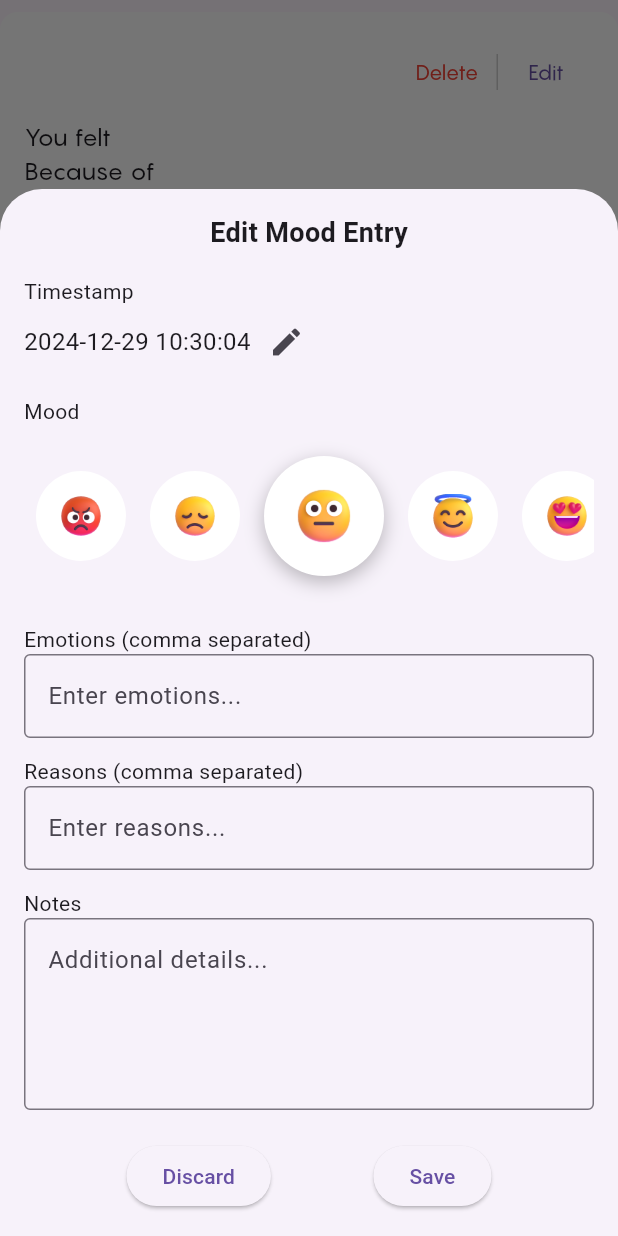
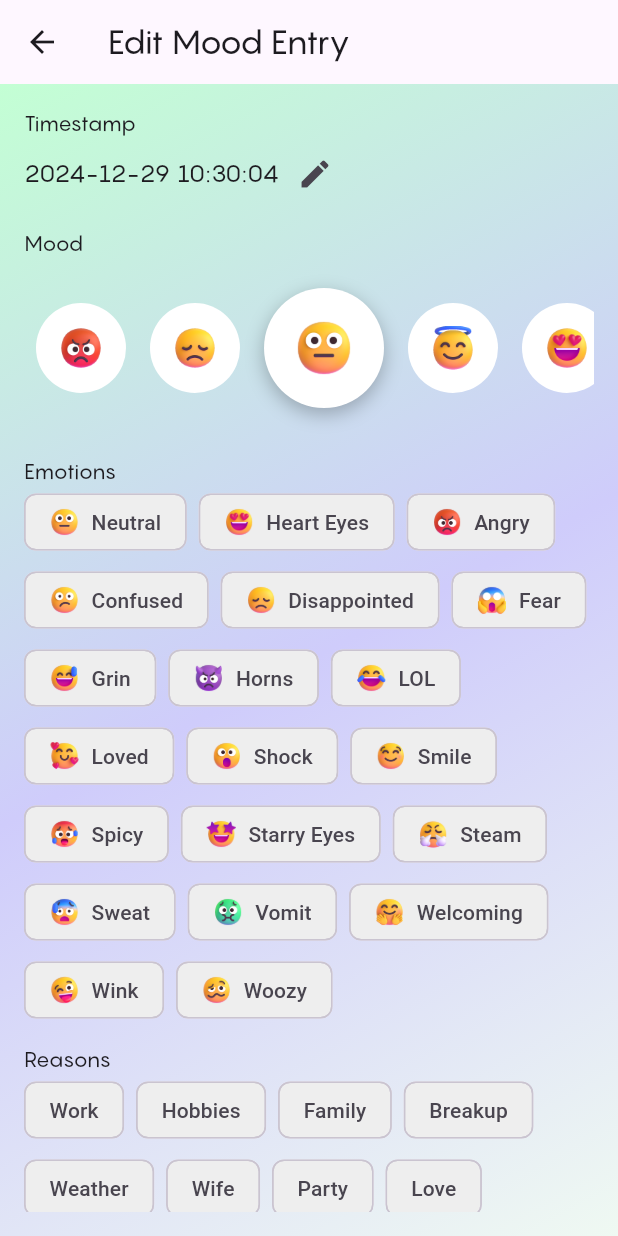
Before and after one commit to khadeejab038/moodbook-app, a Flutter app: the HistoryTile widget shown alone on an empty page, opened directly with empty values, after a tap on "Edit", on a phone screen of 412 x 824 dp. Run offline on Flutter 3.47's test engine with Material 3 defaults, Android fonts, the phone set to English and light mode, and no system bars; our stand-ins replace cloud_firestore, firebase_auth, firebase_core; accounts and stored records are empty.

Commit message:
edit mood entry UI updated. it is now a regular screen instead of a modal. chips for emotions and reasons added. input validation (snackbar shows if no emotion or no reason selected).

```diff
--- a/lib/UI/editMood_popup.dart
+++ /dev/null
@@ -1,238 +0,0 @@
-import 'package:flutter/material.dart';
-import 'package:cloud_firestore/cloud_firestore.dart';
-import '../Models/mood_entry.dart';
-import '../Services/database_services.dart';
-import '../Utils/emoji_data.dart';
-import '../Widgets/date_time_picker.dart'; // Import emoji data
-
-class EditMoodPopup extends StatefulWidget {
-  final DocumentSnapshot moodEntryDoc;
-
-  EditMoodPopup({required this.moodEntryDoc});
-
-  @override
-  _EditMoodPopupState createState() => _EditMoodPopupState();
-}
-
-class _EditMoodPopupState extends State<EditMoodPopup> {
-  late DateTime selectedDateTime;
-  late String selectedMood;
-  late int selectedEmojiIndex;
-  late TextEditingController notesController;
-  late TextEditingController emotionsController;
-  late TextEditingController reasonsController;
-
-  @override
-  void initState() {
-    super.initState();
-    final moodEntry = widget.moodEntryDoc.data() as Map<String, dynamic>;
-
-    // Initialize the values
-    selectedDateTime = (moodEntry['timestamp'] as Timestamp).toDate();
-    selectedMood = moodEntry['mood'];
-    selectedEmojiIndex = getMoodIndex(selectedMood);
-
-    notesController = TextEditingController(text: moodEntry['notes'] ?? '');
-    emotionsController = TextEditingController(
-        text: (moodEntry['emotions'] as List<dynamic>).join(', '));
-    reasonsController = TextEditingController(
-        text: (moodEntry['reasons'] as List<dynamic>).join(', '));
-  }
-
-  @override
-  Widget build(BuildContext context) {
-    return Padding(
-      padding: EdgeInsets.only(
-        left: 16.0,
-        right: 16.0,
-        top: 16.0,
-        bottom: MediaQuery.of(context).viewInsets.bottom + 16.0,
-      ),
-      child: SingleChildScrollView(
-        child: Column(
-          crossAxisAlignment: CrossAxisAlignment.start,
-          mainAxisSize: MainAxisSize.min,
-          children: [
-            Center(
-              child: Text(
-                "Edit Mood Entry",
-                style: TextStyle(
-                  fontSize: 18,
-                  fontWeight: FontWeight.bold,
-                ),
-              ),
-            ),
-            SizedBox(height: 16),
-
-            // Editable Timestamp
-            Text("Timestamp"),
-            Row(
-              children: [
-                Text(
-                  "${selectedDateTime.toLocal()}".split('.')[0],
-                  style: TextStyle(fontSize: 16),
-                ),
-                IconButton(
-                  icon: Icon(Icons.edit),
-                  onPressed: () async {
-                    await selectDateAndTime(context, selectedDateTime,
-                            (newDateTime) {
-                          setState(() {
-                            selectedDateTime = newDateTime;
-                          });
-                        });
-                  },
-                ),
-              ],
-            ),
-            SizedBox(height: 12),
-
-            // Editable Mood (Replaced Dropdown with Emoji Picker)
-            Text("Mood"),
-            Container(
-              height: 120,
-              child: ListView.builder(
-                scrollDirection: Axis.horizontal,
-                itemCount: moods.length, // Using the 'moods' list from emoji_data.dart
-                itemBuilder: (context, index) {
-                  final isSelected = selectedEmojiIndex == index;
-
-                  return GestureDetector(
-                    onTap: () {
-                      setState(() {
-                        selectedMood = moods[index].title; // Update selected mood title
-                        selectedEmojiIndex = index; // Update the selected emoji index
-                      });
-                    },
-                    child: AnimatedContainer(
-                      duration: Duration(milliseconds: 300),
-                      margin: EdgeInsets.symmetric(horizontal: 8),
-                      width: isSelected ? 80 : 60,
-                      height: isSelected ? 80 : 60,
-                      alignment: Alignment.center,
-                      decoration: BoxDecoration(
-                        color: Colors.white,
-                        shape: BoxShape.circle,
-                        boxShadow: isSelected
-                            ? [
-                          BoxShadow(
-                            color: Colors.black26,
-                            blurRadius: 10,
-                            offset: Offset(0, 4),
-                          )
-                        ]
-                            : [],
-                      ),
-                      child: Image.asset(
-                        moods[index].imagePath, // Displaying the image based on selected mood
-                        width: isSelected ? 40 : 30, // Adjust image size based on selection
-                        height: isSelected ? 40 : 30,
-                      ),
-                    ),
-                  );
-                },
-              ),
-            ),
-            SizedBox(height: 12),
-
-            // Editable Emotions
-            Text("Emotions (comma separated)"),
-            TextFormField(
-              controller: emotionsController,
-              decoration: InputDecoration(
-                hintText: "Enter emotions...",
-                border: OutlineInputBorder(),
-              ),
-            ),
-            SizedBox(height: 12),
-
-            // Editable Reasons
-            Text("Reasons (comma separated)"),
-            TextFormField(
-              controller: reasonsController,
-              decoration: InputDecoration(
-                hintText: "Enter reasons...",
-                border: OutlineInputBorder(),
-              ),
-            ),
-            SizedBox(height: 12),
-
-            // Editable Notes
-            Text("Notes"),
-            TextFormField(
-              controller: notesController,
-              maxLines: 4,
-              decoration: InputDecoration(
-                hintText: "Additional details...",
-                border: OutlineInputBorder(),
-              ),
-            ),
-            SizedBox(height: 20),
-
-            // Buttons
-            Row(
-              mainAxisAlignment: MainAxisAlignment.spaceEvenly,
-              children: [
-                ElevatedButton(
-                  onPressed: () => Navigator.of(context).pop(), // Discard
-                  child: Text("Discard"),
-                ),
-                ElevatedButton(
-                  onPressed: () async {
-                    // Prepare updated data
-                    final updatedMoodEntry = MoodEntry(
-                      timestamp: selectedDateTime,
-                      mood: selectedMood,
-                      emotions: emotionsController.text
-                          .split(',')
-                          .map((e) => e.trim())
-                          .toList(),
-                      reasons: reasonsController.text
-                          .split(',')
-                          .map((e) => e.trim())
-                          .toList(),
-                      notes: notesController.text,
-                    );
-
-                    try {
-                      // Call the update method from the database service
-                      await DatabaseServices.updateMoodEntry(
-                          widget.moodEntryDoc.id, updatedMoodEntry);
-
-                      // Close the popup
-                      Navigator.of(context).pop();
-                    } catch (e) {
-                      // Handle any errors
-                      ScaffoldMessenger.of(context).showSnackBar(
-                        SnackBar(content: Text('Error updating entry: $e')),
-                      );
-                    }
-                  },
-                  child: Text("Save"),
-                ),
-              ],
-            ),
-          ],
-        ),
-      ),
-    );
-  }
-}
-
-// Helper function to get the mood index based on the current mood string
-int getMoodIndex(String mood) {
-  switch (mood) {
-    case 'Terrible':
-      return 0;
-    case 'Bad':
-      return 1;
-    case 'Neutral':
-      return 2;
-    case 'Good':
-      return 3;
-    case 'Excellent':
-      return 4;
-    default:
-      return 2; // Default to Neutral if no match
-  }
-}
--- /dev/null
+++ b/lib/UI/edit_mood_screen.dart
@@ -0,0 +1,319 @@
+import 'package:flutter/material.dart';
+import 'package:cloud_firestore/cloud_firestore.dart';
+import '../Models/mood_entry.dart';
+import '../Services/database_services.dart';
+import '../Utils/emoji_data.dart';
+import '../Widgets/date_time_picker.dart'; // Import emoji data
+
+class EditMoodScreen extends StatefulWidget {
+  final DocumentSnapshot moodEntryDoc;
+
+  EditMoodScreen({required this.moodEntryDoc});
+
+  @override
+  _EditMoodScreenState createState() => _EditMoodScreenState();
+}
+
+class _EditMoodScreenState extends State<EditMoodScreen> {
+  late DateTime selectedDateTime;
+  late String selectedMood;
+  late int selectedEmojiIndex;
+  late TextEditingController notesController;
+  late List<String> selectedEmotions;
+  late TextEditingController reasonsController;
+
+  final List<String> allReasons = [
+    "Work", "Hobbies", "Family", "Breakup", "Weather", "Wife",
+    "Party", "Love", "Self esteem", "Sleep", "Social", "Food",
+    "Distant", "Content", "Exams"
+  ];
+
+  @override
+  void initState() {
+    super.initState();
+    final moodEntry = widget.moodEntryDoc.data() as Map<String, dynamic>;
+
+    // Initialize values
+    selectedDateTime = (moodEntry['timestamp'] as Timestamp).toDate();
+    selectedMood = moodEntry['mood'];
+    selectedEmojiIndex = getMoodIndex(selectedMood);
+
+    notesController = TextEditingController(text: moodEntry['notes'] ?? '');
+    selectedEmotions = List<String>.from(moodEntry['emotions'] ?? []);
+    reasonsController = TextEditingController(
+        text: (moodEntry['reasons'] as List<dynamic>).join(', '));
+  }
+
+  // Helper function to get the mood index based on the current mood string
+  int getMoodIndex(String mood) {
+    switch (mood) {
+      case 'Terrible':
+        return 0;
+      case 'Bad':
+        return 1;
+      case 'Neutral':
+        return 2;
+      case 'Good':
+        return 3;
+      case 'Excellent':
+        return 4;
+      default:
+        return 2; // Default to Neutral if no match
+    }
+  }
+
+  @override
+  Widget build(BuildContext context) {
+    return Scaffold(
+      appBar: AppBar(
+        title: Text("Edit Mood Entry", style: TextStyle(fontFamily: 'Pangram')),
+      ),
+      body: Container(
+        decoration: BoxDecoration(
+          gradient: LinearGradient(
+            colors: [
+              Color(0xFFC3FFD4), // First color #C3FFD4
+              Color(0xFFCFCCFB), // Second color #CFCCFB
+              Color(0xFFEFF9F2), // Third color #EFF9F2
+            ],
+            begin: Alignment.topLeft,
+            end: Alignment.bottomRight,
+          ),
+        ),
+        child: Padding(
+          padding: EdgeInsets.all(16.0),
+          child: SingleChildScrollView(
+            child: Column(
+              crossAxisAlignment: CrossAxisAlignment.start,
+              children: [
+                // Editable Timestamp
+                Text("Timestamp", style: TextStyle(fontFamily: 'Pangram')),
+                Row(
+                  children: [
+                    Text(
+                      "${selectedDateTime.toLocal()}".split('.')[0],
+                      style: TextStyle(fontSize: 16, fontFamily: 'Pangram'),
+                    ),
+                    IconButton(
+                      icon: Icon(Icons.edit),
+                      onPressed: () async {
+                        await selectDateAndTime(
+                            context,
+                            selectedDateTime,
+                                (newDateTime) {
+                              setState(() {
+                                selectedDateTime = newDateTime;
+                              });
+                            }
+                        );
+                      },
+                    ),
+                  ],
+                ),
+                SizedBox(height: 12),
+
+                // Editable Mood (Replaced Dropdown with Emoji Picker)
+                Text("Mood", style: TextStyle(fontFamily: 'Pangram')),
+                Container(
+                  height: 120,
+                  child: ListView.builder(
+                    scrollDirection: Axis.horizontal,
+                    itemCount: moods.length, // Using the 'allEmotions' list from emoji_data.dart
+                    itemBuilder: (context, index) {
+                      final isSelected = selectedEmojiIndex == index;
+
+                      return GestureDetector(
+                        onTap: () {
+                          setState(() {
+                            selectedMood = moods[index].title; // Update selected mood title
+                            selectedEmojiIndex = index; // Update the selected emoji index
+                          });
+                        },
+                        child: AnimatedContainer(
+                          duration: Duration(milliseconds: 300),
+                          margin: EdgeInsets.symmetric(horizontal: 8),
+                          width: isSelected ? 80 : 60,
+                          height: isSelected ? 80 : 60,
+                          alignment: Alignment.center,
+                          decoration: BoxDecoration(
+                            color: Colors.white,
+                            shape: BoxShape.circle,
+                            boxShadow: isSelected
+                                ? [
+                              BoxShadow(
+                                color: Colors.black26,
+                                blurRadius: 10,
+                                offset: Offset(0, 4),
+                              )
+                            ]
+                                : [],
+                          ),
+                          child: Image.asset(
+                            moods[index].imagePath, // Displaying the image based on selected mood
+                            width: isSelected ? 40 : 30, // Adjust image size based on selection
+                            height: isSelected ? 40 : 30,
+                          ),
+                        ),
+                      );
+                    },
+                  ),
+                ),
+                SizedBox(height: 12),
+
+                // Editable Emotions
+                Text("Emotions", style: TextStyle(fontFamily: 'Pangram')),
+                Wrap(
+                  spacing: 8.0,
+                  runSpacing: 4.0,
+                  children: allEmotions.map((emotion) {
+                    final isSelected = selectedEmotions.contains(emotion.title);
+
+                    return GestureDetector(
+                      onTap: () {
+                        setState(() {
+                          if (isSelected) {
+                            selectedEmotions.remove(emotion.title);
+                          } else {
+                            selectedEmotions.add(emotion.title);
+                          }
+                        });
+                      },
+                      child: Chip(
+                        label: Row(
+                          mainAxisSize: MainAxisSize.min,
+                          children: [
+                            Image.asset(
+                              emotion.imagePath,
+                              width: 20,
+                              height: 20,
+                            ),
+                            SizedBox(width: 8),
+                            Text(emotion.title),
+                          ],
+                        ),
+                        backgroundColor: isSelected
+                            ? Colors.purpleAccent[700] // Darker background when selected
+                            : Colors.grey[200], // Lighter background when not selected
+                        deleteIcon: isSelected ? Icon(Icons.close) : null,
+                        onDeleted: isSelected
+                            ? () {
+                          setState(() {
+                            selectedEmotions.remove(emotion.title);
+                          });
+                        }
+                            : null,
+                      ),
+                    );
+                  }).toList(),
+                ),
+                SizedBox(height: 12),
+
+                // Editable Reasons
+                Text("Reasons", style: TextStyle(fontFamily: 'Pangram')),
+                Wrap(
+                  spacing: 8.0,
+                  runSpacing: 4.0,
+                  children: allReasons.map((reason) {
+                    final isSelected = reasonsController.text.contains(reason);
+
+                    return GestureDetector(
+                      onTap: () {
+                        setState(() {
+                          if (isSelected) {
+                            reasonsController.text = reasonsController.text
+                                .replaceAll(reason, '')
+                                .trim();
+                          } else {
+                            reasonsController.text += (reasonsController.text.isEmpty
+                                ? ''
+                                : ', ') + reason;
+                          }
+                        });
+                      },
+                      child: Chip(
+                        label: Text(reason),
+                        backgroundColor: isSelected
+                            ? Colors.purpleAccent[700] // Darker background when selected
+                            : Colors.grey[200], // Lighter background when not selected
+
+                        deleteIcon: isSelected ? Icon(Icons.close) : null,
+                        onDeleted: isSelected
+                            ? () {
+                          setState(() {
+                            reasonsController.text = reasonsController.text
+                                .replaceAll(reason, '')
+                                .trim();
+                          });
+                        }
+                            : null,
+                      ),
+                    );
+                  }).toList(),
+                ),
+                SizedBox(height: 12),
+
+                // Editable Notes
+                Text("Notes", style: TextStyle(fontFamily: 'Pangram')),
+                TextFormField(
+                  controller: notesController,
+                  maxLines: 4,
+                  decoration: InputDecoration(
+                    hintText: "Additional details...",
+                    border: OutlineInputBorder(),
+                  ),
+                  style: TextStyle(fontFamily: 'Pangram'),
+                ),
+                SizedBox(height: 20),
+
+                // Buttons
+                Row(
+                  mainAxisAlignment: MainAxisAlignment.spaceEvenly,
+                  children: [
+                    ElevatedButton(
+                      onPressed: () => Navigator.of(context).pop(), // Discard
+                      child: Text("Discard", style: TextStyle(fontFamily: 'Pangram')),
+                    ),
+                    ElevatedButton(
+                      onPressed: () {
+                        if (selectedEmotions.isEmpty || reasonsController.text.isEmpty) {
+                          // If no emotions or reasons selected
+                          ScaffoldMessenger.of(context).showSnackBar(
+                            SnackBar(content: Text('Please select at least one emotion and one reason')),
+                          );
+                        } else {
+                          // Prepare updated data
+                          final updatedMoodEntry = MoodEntry(
+                            timestamp: selectedDateTime,
+                            mood: selectedMood,
+                            emotions: selectedEmotions,
+                            reasons: reasonsController.text.split(',').map((e) => e.trim()).toList(),
+                            notes: notesController.text,
+                          );
+
+                          try {
+                            // Call the update method from the database service
+                            DatabaseServices.updateMoodEntry(
+                                widget.moodEntryDoc.id, updatedMoodEntry);
+
+                            // Close the screen
+                            Navigator.of(context).pop();
+                          } catch (e) {
+                            // Handle any errors
+                            ScaffoldMessenger.of(context).showSnackBar(
+                              SnackBar(content: Text('Error updating entry: $e')),
+                            );
+                          }
+                        }
+                      },
+                      child: Text("Save", style: TextStyle(fontFamily: 'Pangram')),
+                    ),
+                  ],
+                ),
+              ],
+            ),
+          ),
+        ),
+      ),
+    );
+  }
+}
--- a/lib/UI/history_page.dart
+++ b/lib/UI/history_page.dart
@@ -6,7 +6,7 @@ import '../Widgets/bottom_nav_bar.dart';
 import 'package:cloud_firestore/cloud_firestore.dart';
 import 'package:firebase_auth/firebase_auth.dart';
 
-import 'editMood_popup.dart';
+import 'edit_mood_screen.dart';
 
 class HistoryPage extends StatelessWidget {
   @override
@@ -179,14 +179,13 @@ class _HistoryTileState extends State<HistoryTile> {
 
       // Check if the document exists
       if (document.exists) {
-
-        // Show the edit popup
-        showModalBottomSheet(
-          context: context,
-          isScrollControlled: true,
-          builder: (context) => EditMoodPopup(moodEntryDoc: document),
+        // Navigate to the EditMoodScreen
+        Navigator.push(
+          context,
+          MaterialPageRoute(
+            builder: (context) => EditMoodScreen(moodEntryDoc: document),
+          ),
         );
-
       } else {
         ScaffoldMessenger.of(context).showSnackBar(
           SnackBar(content: Text('Mood entry not found')),
```
